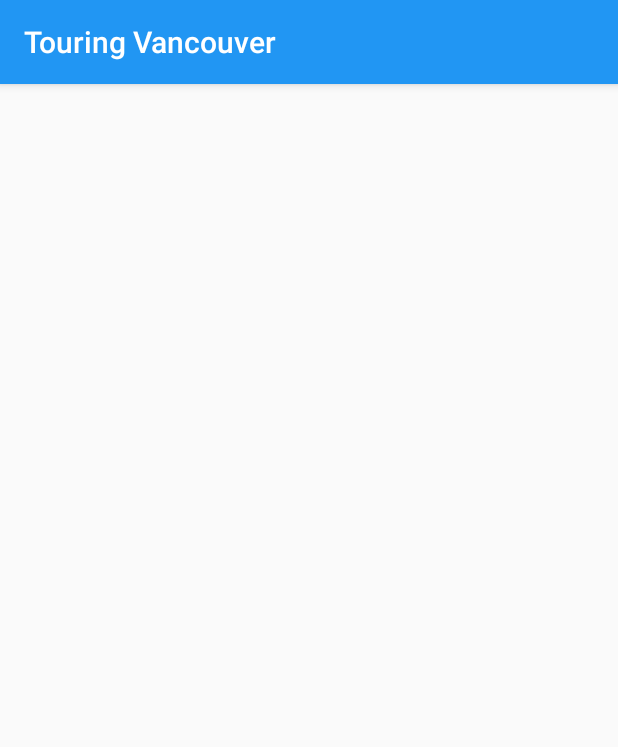
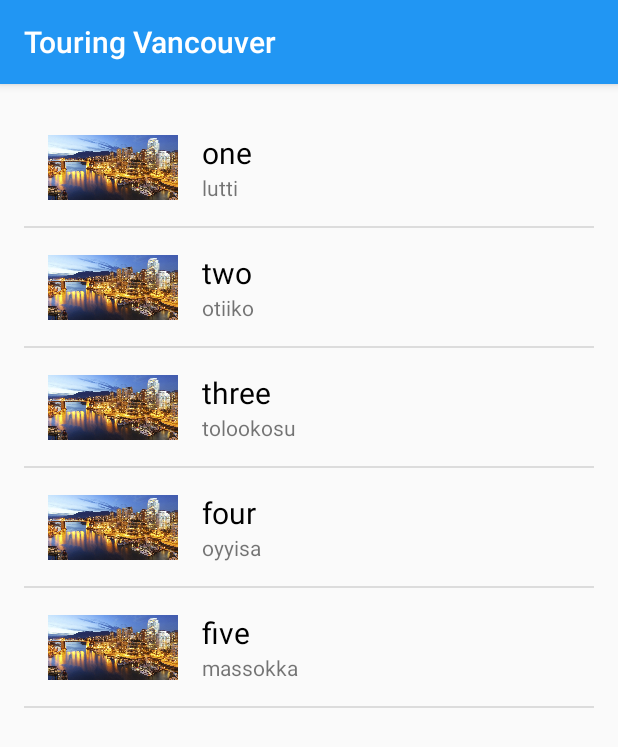
Before and after one commit to LumberZack/Tourism, an Android app: the Category screen opened directly, with no data from a screen before it, on a phone screen of 412 x 824 dp. Shown: the top 747 px of the screen. Run offline under Robolectric (Android 15) with nearby library versions, the phone set to English and light mode, and no system bars.

Commit message:
Setup the Custome Adapter
Also setup a tester page that is working correctly!

```diff
--- a/TouringVancouver/app/src/main/java/com/example/android/touringvancouver/Attraction.java
+++ b/TouringVancouver/app/src/main/java/com/example/android/touringvancouver/Attraction.java
@@ -7,24 +7,24 @@ public class Attraction {
 
     private String mName;
 
-    private String mDescription;
+    private String mLocation;
 
     private int mImageID;
 
-    public Attraction (String name, String description, int imageID){
+    public Attraction (String name, String location, int imageID){
         mName = name;
-        mDescription = description;
+        mLocation = location;
         mImageID = imageID;
     }
 
     public Attraction (String name, String description){
         mName = name;
-        mDescription = description;
+        mLocation = description;
     }
 
     public String getName(){ return mName; }
 
-    public String getDescription(){ return mDescription; }
+    public String getLocation(){ return mLocation; }
 
     public int getImageID(){ return mImageID; }
 }
--- /dev/null
+++ b/TouringVancouver/app/src/main/java/com/example/android/touringvancouver/AttractionAdapter.java
@@ -0,0 +1,45 @@
+package com.example.android.touringvancouver;
+
+import android.app.Activity;
+import android.view.LayoutInflater;
+import android.view.View;
+import android.view.ViewGroup;
+import android.widget.ArrayAdapter;
+import android.widget.ImageView;
+import android.widget.TextView;
+import java.util.ArrayList;
+
+/**
+ * Created by SunFire on 8/18/2016.
+ */
+public class AttractionAdapter extends ArrayAdapter<Attraction> {
+
+    @Override
+    public View getView(int position, View convertView, ViewGroup parent) {
+        View listItemView = convertView;
+        if(listItemView == null) {
+            listItemView = LayoutInflater.from(getContext()).inflate(
+                    R.layout.list_item, parent, false);
+        }
+
+        Attraction currentAttraction = getItem(position);
+
+        TextView nameTextView = (TextView) listItemView.findViewById(R.id.name);
+
+        nameTextView.setText(currentAttraction.getName());
+
+        TextView locationTextView = (TextView) listItemView.findViewById(R.id.location);
+
+        locationTextView.setText(currentAttraction.getLocation());
+
+        ImageView imageView = (ImageView) listItemView.findViewById(R.id.image);
+
+        imageView.setImageResource(currentAttraction.getImageID());
+
+        return listItemView;
+    }
+
+    public AttractionAdapter(Activity context, ArrayList<Attraction> words){
+        super(context, 0, words);
+    }
+}
--- a/TouringVancouver/app/src/main/java/com/example/android/touringvancouver/Category.java
+++ b/TouringVancouver/app/src/main/java/com/example/android/touringvancouver/Category.java
@@ -2,6 +2,9 @@ package com.example.android.touringvancouver;
 
 import android.support.v7.app.AppCompatActivity;
 import android.os.Bundle;
+import android.widget.ListView;
+
+import java.util.ArrayList;
 
 public class Category extends AppCompatActivity {
 
@@ -9,5 +12,26 @@ public class Category extends AppCompatActivity {
     protected void onCreate(Bundle savedInstanceState) {
         super.onCreate(savedInstanceState);
         setContentView(R.layout.activity_category);
+
+        // Create a list of words
+        ArrayList<Attraction> attractions = new ArrayList<Attraction>();
+        attractions.add(new Attraction("one", "lutti", R.drawable.van));
+        attractions.add(new Attraction("two", "otiiko", R.drawable.van));
+        attractions.add(new Attraction("three", "tolookosu", R.drawable.van));
+        attractions.add(new Attraction("four", "oyyisa", R.drawable.van));
+        attractions.add(new Attraction("five", "massokka", R.drawable.van));
+
+        // Create an {@link WordAdapter}, whose data source is a list of {@link Word}s. The
+        // adapter knows how to create list items for each item in the list.
+        AttractionAdapter adapter = new AttractionAdapter(this, attractions);
+
+        // Find the {@link ListView} object in the view hierarchy of the {@link Activity}.
+        // There should be a {@link ListView} with the view ID called list, which is declared in the
+        // word_list.xml file.
+        ListView listView = (ListView) findViewById(R.id.list);
+
+        // Make the {@link ListView} use the {@link WordAdapter} we created above, so that the
+        // {@link ListView} will display list items for each {@link Word} in the list.
+        listView.setAdapter(adapter);
     }
 }
--- a/TouringVancouver/app/src/main/java/com/example/android/touringvancouver/CategoryPage.java
+++ /dev/null
@@ -1,29 +0,0 @@
-package com.example.android.touringvancouver;
-
-import android.os.Bundle;
-import android.support.design.widget.FloatingActionButton;
-import android.support.design.widget.Snackbar;
-import android.support.v7.app.AppCompatActivity;
-import android.support.v7.widget.Toolbar;
-import android.view.View;
-
-public class CategoryPage extends AppCompatActivity {
-
-    @Override
-    protected void onCreate(Bundle savedInstanceState) {
-        super.onCreate(savedInstanceState);
-        setContentView(R.layout.activity_category_page);
-        Toolbar toolbar = (Toolbar) findViewById(R.id.toolbar);
-        setSupportActionBar(toolbar);
-
-        FloatingActionButton fab = (FloatingActionButton) findViewById(R.id.fab);
-        fab.setOnClickListener(new View.OnClickListener() {
-            @Override
-            public void onClick(View view) {
-                Snackbar.make(view, "Replace with your own action", Snackbar.LENGTH_LONG)
-                        .setAction("Action", null).show();
-            }
-        });
-    }
-
-}
--- a/TouringVancouver/app/src/main/java/com/example/android/touringvancouver/MainActivity.java
+++ b/TouringVancouver/app/src/main/java/com/example/android/touringvancouver/MainActivity.java
@@ -1,7 +1,10 @@
 package com.example.android.touringvancouver;
 
+import android.content.Intent;
 import android.support.v7.app.AppCompatActivity;
 import android.os.Bundle;
+import android.view.View;
+import android.widget.TextView;
 
 public class MainActivity extends AppCompatActivity {
 
@@ -9,5 +12,14 @@ public class MainActivity extends AppCompatActivity {
     protected void onCreate(Bundle savedInstanceState) {
         super.onCreate(savedInstanceState);
         setContentView(R.layout.activity_main);
+
+        TextView foods = (TextView) findViewById(R.id.foods);
+        foods.setOnClickListener(new View.OnClickListener(){
+            @Override
+            public void onClick(View view){
+                Intent foodsIntent = new Intent(MainActivity.this, Category.class);
+                startActivity(foodsIntent);
+            }
+        });
     }
 }
--- a/TouringVancouver/app/src/main/res/layout/activity_category.xml
+++ b/TouringVancouver/app/src/main/res/layout/activity_category.xml
@@ -1,5 +1,6 @@
 <?xml version="1.0" encoding="utf-8"?>
-<RelativeLayout xmlns:android="http://schemas.android.com/apk/res/android"
+<ListView android:id="@+id/list"
+    xmlns:android="http://schemas.android.com/apk/res/android"
     xmlns:tools="http://schemas.android.com/tools"
     android:layout_width="match_parent"
     android:layout_height="match_parent"
@@ -9,4 +10,4 @@
     android:paddingTop="@dimen/activity_vertical_margin"
     tools:context="com.example.android.touringvancouver.Category">
 
-</RelativeLayout>
+</ListView>
--- /dev/null
+++ b/TouringVancouver/app/src/main/res/layout/list_item.xml
@@ -0,0 +1,37 @@
+<?xml version="1.0" encoding="utf-8"?>
+<LinearLayout xmlns:android="http://schemas.android.com/apk/res/android"
+    android:orientation="horizontal"
+    android:layout_width="match_parent"
+    android:layout_height="wrap_content"
+    android:padding="16dp">
+
+    <ImageView android:id="@+id/image"
+        android:layout_width="0dp"
+        android:layout_weight="1"
+        android:layout_height="match_parent"
+        android:src="@drawable/van"/>
+
+    <LinearLayout
+        android:layout_width="0dp"
+        android:layout_height="wrap_content"
+        android:orientation="vertical"
+        android:paddingLeft="16dp"
+        android:layout_weight="3">
+
+        <TextView
+            android:layout_width="wrap_content"
+            android:layout_height="wrap_content"
+            android:id="@+id/name"
+            android:text="Tester"
+            android:textSize="20sp"
+            android:textColor="#000"/>
+
+        <TextView
+            android:layout_width="wrap_content"
+            android:layout_height="wrap_content"
+            android:id="@+id/location"
+            android:text="Phone number or somethin" />
+
+    </LinearLayout>
+
+</LinearLayout>
```
Also changed, not shown: TouringVancouver/app/src/main/res/drawable/van.jpg (added).
